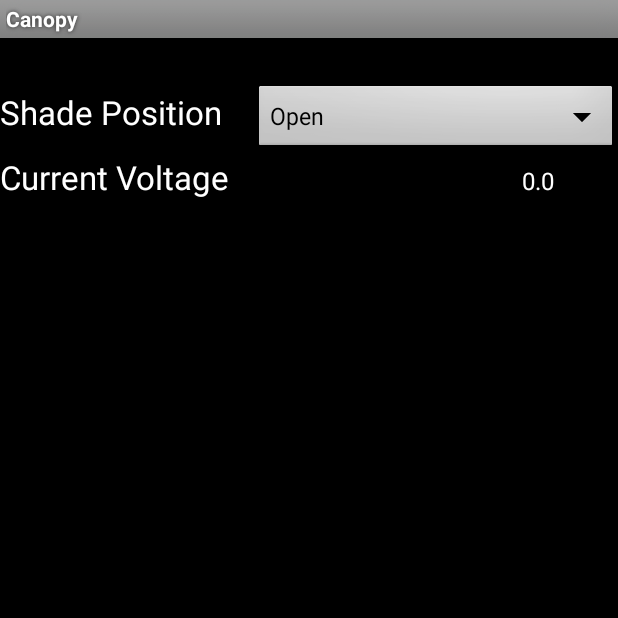
After one commit to zwindoloski/CanopyApp2, an Android app: the ShadeActivity screen opened directly, with no data from a screen before it, on a phone screen of 412 x 824 dp, the top half of it. The commit adds this screen. Run offline under Robolectric (Android 15) with nearby library versions, the phone set to English and light mode, and no system bars; 11 statements that could not run were skipped.

Commit message:
Add Single Shade View

```diff
--- a/app/src/main/AndroidManifest.xml
+++ b/app/src/main/AndroidManifest.xml
@@ -15,6 +15,8 @@
         </activity>
         <activity android:name="ShadeListActivity"
             android:configChanges="orientation|keyboardHidden"></activity>
+        <activity android:name="ShadeActivity"
+            android:configChanges="orientation|keyboardHidden"></activity>
     </application>
 
 </manifest>
--- a/app/src/main/java/com/example/greengiant/canopy2/Constants.java
+++ b/app/src/main/java/com/example/greengiant/canopy2/Constants.java
@@ -7,6 +7,6 @@ public class Constants {
 
     public static final String ACCOUNT_ID = "191556085409";
     public static final String IDENTITY_POOL_ID = "us-east-1:6b99a131-41a3-44a9-9739-9a6ce27e5b91";
-    public static final String UNAUTH_ROLE_ARN = "arn:aws:iam::191556085409:role/Cognito_CanopyUnauth_Role";
+    public static final String UNAUTH_ROLE_ARN = "arn:aws:iam::191556085409:role/Cognito_CanopyUnauth_Role_new";
 
 }
--- a/app/src/main/java/com/example/greengiant/canopy2/DynamoDBManager.java
+++ b/app/src/main/java/com/example/greengiant/canopy2/DynamoDBManager.java
@@ -26,4 +26,22 @@ public class DynamoDBManager {
         }
         return resultList;
     }
+
+    public static Shade getShade(int id){
+
+        AmazonDynamoDBClient ddb = MainActivity.clientManager.ddb();
+        DynamoDBMapper mapper = new DynamoDBMapper(ddb);
+
+        Shade shade = mapper.load(Shade.class, id);
+
+        return shade;
+    }
+
+    public static void updateShade(Shade shade){
+
+        AmazonDynamoDBClient ddb = MainActivity.clientManager.ddb();
+        DynamoDBMapper mapper = new DynamoDBMapper(ddb);
+
+        mapper.save(shade);
+    }
 }
--- a/app/src/main/java/com/example/greengiant/canopy2/Shade.java
+++ b/app/src/main/java/com/example/greengiant/canopy2/Shade.java
@@ -7,7 +7,7 @@ import com.amazonaws.mobileconnectors.dynamodbv2.dynamodbmapper.*;
 @DynamoDBTable(tableName = "Shades")
 public class Shade {
     private String name;
-    private int status;
+    private String status;
     private int id;
     private double voltage;
     private int createdAt;
@@ -49,11 +49,11 @@ public class Shade {
     }
 
     @DynamoDBAttribute(attributeName = "status")
-    public int getStatus() {
+    public String getStatus() {
         return status;
     }
 
-    public void setStatus(int status) {
+    public void setStatus(String status) {
         this.status = status;
     }
 }
--- /dev/null
+++ b/app/src/main/java/com/example/greengiant/canopy2/ShadeActivity.java
@@ -0,0 +1,88 @@
+package com.example.greengiant.canopy2;
+
+import android.app.Activity;
+import android.os.AsyncTask;
+import android.os.Bundle;
+import android.view.View;
+import android.widget.AdapterView;
+import android.widget.Spinner;
+import android.widget.TextView;
+import android.content.res.Resources;
+
+import com.amazonaws.auth.policy.Resource;
+
+/**
+ * Created by Zack on 2/7/2016.
+ */
+public class ShadeActivity extends Activity {
+
+    private int shadeId = 0;
+    private Shade shade = null;
+
+    @Override
+    public void onCreate(Bundle savedInstanceState) {
+
+        super.onCreate(savedInstanceState);
+        setContentView(R.layout.shade);
+
+        shadeId = Integer.valueOf(getIntent().getExtras().getString("SHADE_ID"));
+        new GetShadeTask().execute();
+    }
+
+    private void setupActivity() {
+        String shadeName = shade.getName();
+        double voltage = shade.getVoltage();
+
+        final TextView textViewShadeName = (TextView) findViewById(R.id.textViewShadeName);
+        textViewShadeName.setText(shadeName);
+
+        final TextView textViewVoltage = (TextView) findViewById(R.id.textViewVoltage);
+        textViewVoltage.setText(String.valueOf(voltage));
+
+        final Spinner spinnerShadePosition = (Spinner) findViewById(R.id.spinnerShadePosition);
+        if (shade.getStatus() != null) {
+            Resources res = getResources();
+            String[] positions = res.getStringArray(R.array.shade_positions);
+            for (int i=0; i<positions.length;i++){
+                if (positions[i].equalsIgnoreCase(shade.getStatus())){
+                    spinnerShadePosition.setSelection(i,true);
+                }
+            }
+        }
+        spinnerShadePosition.setOnItemSelectedListener(new AdapterView.OnItemSelectedListener() {
+            @Override
+            public void onItemSelected(AdapterView<?> parent, View view, int position, long id) {
+                Resources res = getResources();
+                String[] positions = res.getStringArray(R.array.shade_positions);
+                shade.setStatus(positions[position]);
+                new UpdateAttributeTask().execute();
+            }
+
+            @Override
+            public void onNothingSelected(AdapterView<?> parent) {
+                //do nothing
+            }
+        });
+    }
+
+    private class GetShadeTask extends AsyncTask<Void, Void, Void> {
+
+        protected Void doInBackground(Void... voids){
+            shade = DynamoDBManager.getShade(shadeId);
+            return null;
+        }
+
+        protected void onPostExecute(Void results) {
+            setupActivity();
+        }
+    }
+
+    private class UpdateAttributeTask extends AsyncTask<Void, Void, Void>{
+
+        protected Void doInBackground(Void... voids){
+            DynamoDBManager.updateShade(shade);
+            return null;
+        }
+
+    }
+}
--- a/app/src/main/java/com/example/greengiant/canopy2/ShadeListActivity.java
+++ b/app/src/main/java/com/example/greengiant/canopy2/ShadeListActivity.java
@@ -2,10 +2,12 @@ package com.example.greengiant.canopy2;
 
 import android.app.Activity;
 import android.app.ListActivity;
+import android.content.Intent;
 import android.os.AsyncTask;
 import android.os.Bundle;
 import android.view.View;
 import android.widget.ArrayAdapter;
+import android.widget.ListView;
 
 import java.util.ArrayList;
 
@@ -22,6 +24,13 @@ public class ShadeListActivity extends ListActivity {
     public void onCreate(Bundle savedInstanceState) {
         super.onCreate(savedInstanceState);
         new GetShadeListTask().execute();
+    }
+
+    @Override
+    protected void onListItemClick(ListView l, View v, int position, long id){
+        Intent intent = new Intent(ShadeListActivity.this, ShadeActivity.class);
+        intent.putExtra("SHADE_ID", items.get(position).getId() + "");
+        startActivity(intent);
     }
 
     private class GetShadeListTask extends AsyncTask<Void,Void, Void>{
--- /dev/null
+++ b/app/src/main/res/layout/shade.xml
@@ -0,0 +1,60 @@
+<?xml version="1.0" encoding="utf-8"?>
+<LinearLayout xmlns:android="http://schemas.android.com/apk/res/android"
+    android:orientation="vertical"
+    android:layout_width="fill_parent"
+    android:layout_height="fill_parent">
+
+    <TextView
+        android:id="@+id/textViewShadeName"
+        android:layout_width="fill_parent"
+        android:layout_height="wrap_content"
+        android:text=""
+        android:textAppearance="?android:attr/textAppearanceLarge"
+        android:gravity="center"/>
+
+    <LinearLayout
+        android:id="@+id/linearLayout1"
+        android:layout_width="fill_parent"
+        android:layout_height="wrap_content">
+
+        <TextView
+            android:id="@+id/textView1"
+            android:layout_width="0dip"
+            android:layout_height="wrap_content"
+            android:text="@string/shade_position"
+            android:textAppearance="?android:attr/textAppearanceLarge"
+            android:layout_weight="0.7"/>
+
+        <Spinner
+            android:id="@+id/spinnerShadePosition"
+            android:layout_width="0dip"
+            android:layout_height="wrap_content"
+            android:layout_weight="1"
+            android:entries="@array/shade_positions"/>
+
+    </LinearLayout>
+
+    <LinearLayout
+        android:id="@+id/linearLayout2"
+        android:layout_width="fill_parent"
+        android:layout_height="wrap_content">
+
+        <TextView
+            android:id="@+id/textView2"
+            android:layout_width="0dip"
+            android:layout_height="wrap_content"
+            android:text="@string/current_voltage"
+            android:textAppearance="?android:attr/textAppearanceLarge"
+            android:layout_weight="0.7"/>
+
+        <TextView
+            android:id="@+id/textViewVoltage"
+            android:layout_width="fill_parent"
+            android:layout_height="wrap_content"
+            android:text=""
+            android:textAppearance="?android:attr/textAppearance"
+            android:gravity="center_horizontal|center_vertical"/>
+
+    </LinearLayout>
+
+</LinearLayout>
--- a/app/src/main/res/values/strings.xml
+++ b/app/src/main/res/values/strings.xml
@@ -4,4 +4,14 @@
     <string name="list_rooms">View All Rooms</string>
     <string name="add_shade">Add Shade</string>
     <string name="add_room">Add Room</string>
+    <string name="shade_position">Shade Position</string>
+    <string name="current_voltage">Current Voltage</string>
+
+    <string-array name="shade_positions">
+        <item>Open</item>
+        <item>Closed</item>
+        <item>Half Closed Up</item>
+        <item>Half Closed Down</item>
+    </string-array>
+
 </resources>
```
